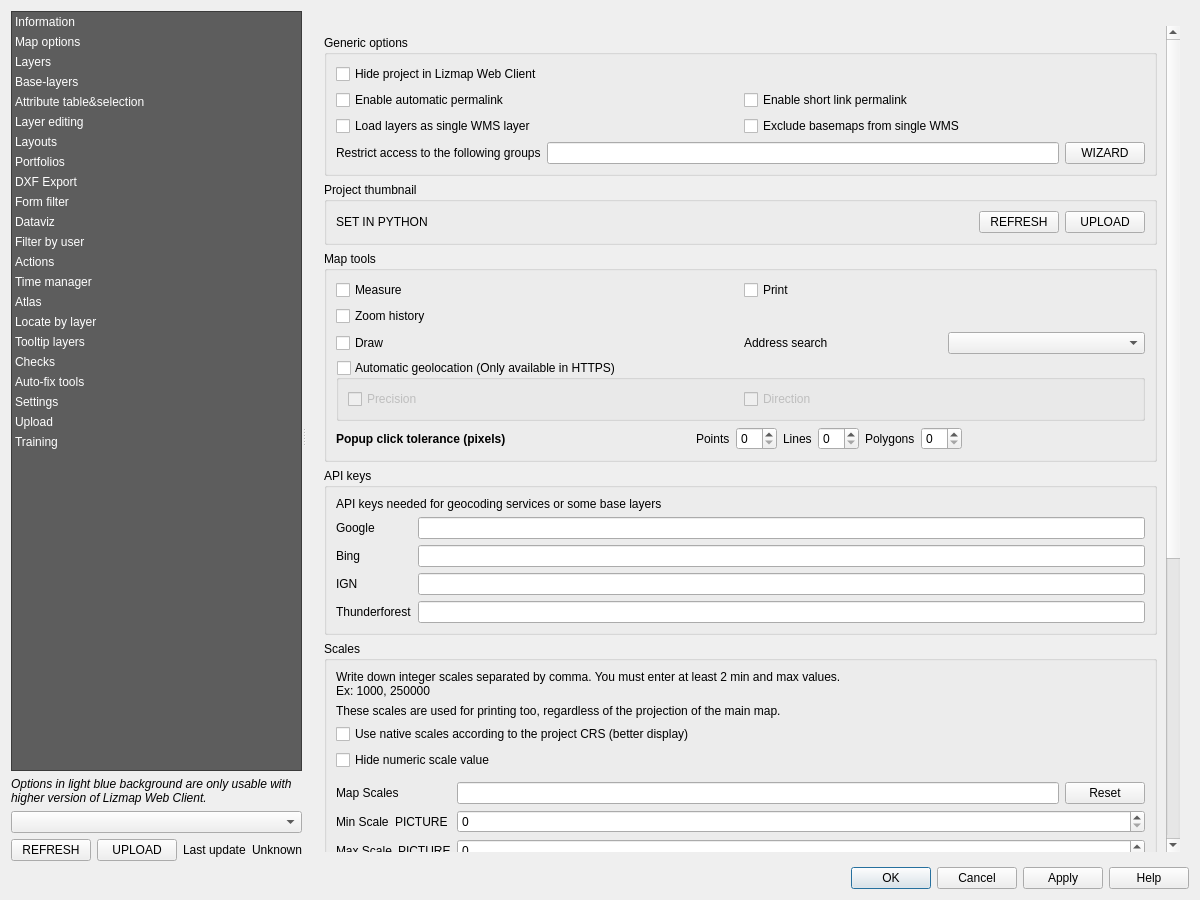
Before: the Qt Designer form lizmap/resources/ui/ui_lizmap.ui in 3liz/lizmap-plugin, drawn with Qt 5.
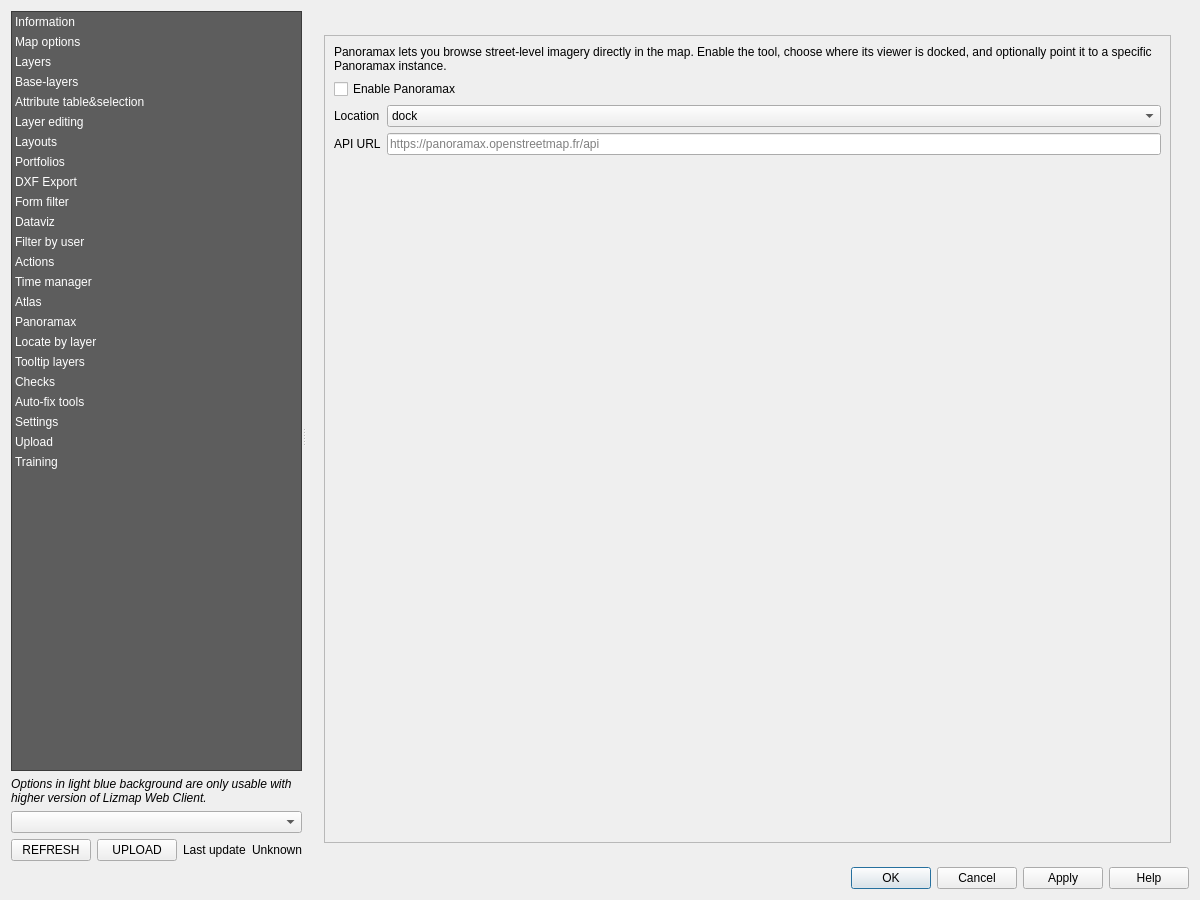
After: the same form once the commit is applied. The open tabs and pages were chosen to show the change. Custom widgets are drawn as their Qt base class.

Commit message: Add Panoramax configuration panel

Patch:
```diff
--- a/lizmap/resources/ui/ui_lizmap.ui
+++ b/lizmap/resources/ui/ui_lizmap.ui
@@ -173,6 +173,11 @@
            <string>Atlas</string>
           </property>
          </item>
+         <item>
+          <property name="text">
+           <string>Panoramax</string>
+          </property>
+         </item>
          <item>
           <property name="text">
            <string>Locate by layer</string>
@@ -4482,6 +4487,117 @@
            </item>
           </layout>
          </widget>
+         <widget class="QWidget" name="page_panoramax">
+          <layout class="QVBoxLayout" name="verticalLayout_panoramax">
+           <item>
+            <widget class="QScrollArea" name="scrollArea_panoramax">
+             <property name="widgetResizable">
+              <bool>true</bool>
+             </property>
+             <widget class="QWidget" name="scrollAreaWidgetContents_panoramax">
+              <property name="geometry">
+               <rect>
+                <x>0</x>
+                <y>0</y>
+                <width>534</width>
+                <height>494</height>
+               </rect>
+              </property>
+              <layout class="QVBoxLayout" name="verticalLayout_panoramax_inner">
+               <item>
+                <widget class="QLabel" name="label_panoramax_panel">
+                 <property name="text">
+                  <string>Panoramax lets you browse street-level imagery directly in the map. Enable the tool, choose where its viewer is docked, and optionally point it to a specific Panoramax instance.</string>
+                 </property>
+                 <property name="wordWrap">
+                  <bool>true</bool>
+                 </property>
+                </widget>
+               </item>
+               <item>
+                <widget class="QCheckBox" name="checkbox_panoramax_enabled">
+                 <property name="toolTip">
+                  <string>Enable the Panoramax street-level imagery viewer.</string>
+                 </property>
+                 <property name="text">
+                  <string>Enable Panoramax</string>
+                 </property>
+                </widget>
+               </item>
+               <item>
+                <layout class="QFormLayout" name="formLayout_panoramax">
+                 <item row="0" column="0">
+                  <widget class="QLabel" name="label_panoramax_location">
+                   <property name="text">
+                    <string>Location</string>
+                   </property>
+                  </widget>
+                 </item>
+                 <item row="0" column="1">
+                  <widget class="QComboBox" name="combo_panoramax_location">
+                   <property name="toolTip">
+                    <string>Where the Panoramax viewer is displayed in Lizmap Web Client.</string>
+                   </property>
+                   <item>
+                    <property name="text">
+                     <string notr="true">dock</string>
+                    </property>
+                   </item>
+                   <item>
+                    <property name="text">
+                     <string notr="true">bottom-dock</string>
+                    </property>
+                   </item>
+                   <item>
+                    <property name="text">
+                     <string notr="true">mini-dock</string>
+                    </property>
+                   </item>
+                   <item>
+                    <property name="text">
+                     <string notr="true">right-dock</string>
+                    </property>
+                   </item>
+                  </widget>
+                 </item>
+                 <item row="1" column="0">
+                  <widget class="QLabel" name="label_panoramax_url">
+                   <property name="text">
+                    <string>API URL</string>
+                   </property>
+                  </widget>
+                 </item>
+                 <item row="1" column="1">
+                  <widget class="QLineEdit" name="text_panoramax_url">
+                   <property name="toolTip">
+                    <string>Panoramax API URL. Leave empty to use the default public instance (https://panoramax.openstreetmap.fr/api).</string>
+                   </property>
+                   <property name="placeholderText">
+                    <string>https://panoramax.openstreetmap.fr/api</string>
+                   </property>
+                  </widget>
+                 </item>
+                </layout>
+               </item>
+               <item>
+                <spacer name="verticalSpacer_panoramax">
+                 <property name="orientation">
+                  <enum>Qt::Vertical</enum>
+                 </property>
+                 <property name="sizeHint" stdset="0">
+                  <size>
+                   <width>20</width>
+                   <height>40</height>
+                  </size>
+                 </property>
+                </spacer>
+               </item>
+              </layout>
+             </widget>
+            </widget>
+           </item>
+          </layout>
+         </widget>
          <widget class="QWidget" name="page_locate">
           <layout class="QVBoxLayout" name="verticalLayout_5">
            <property name="leftMargin">
```
The commit also changes 6 other files.
